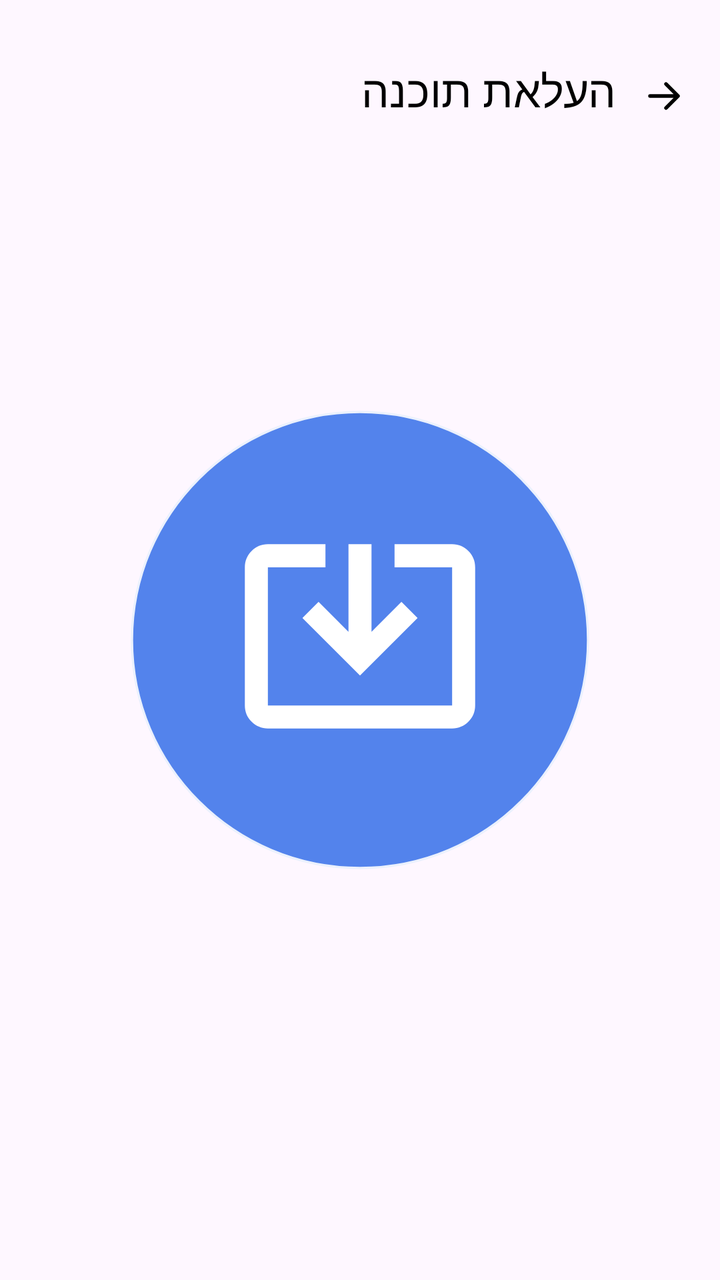
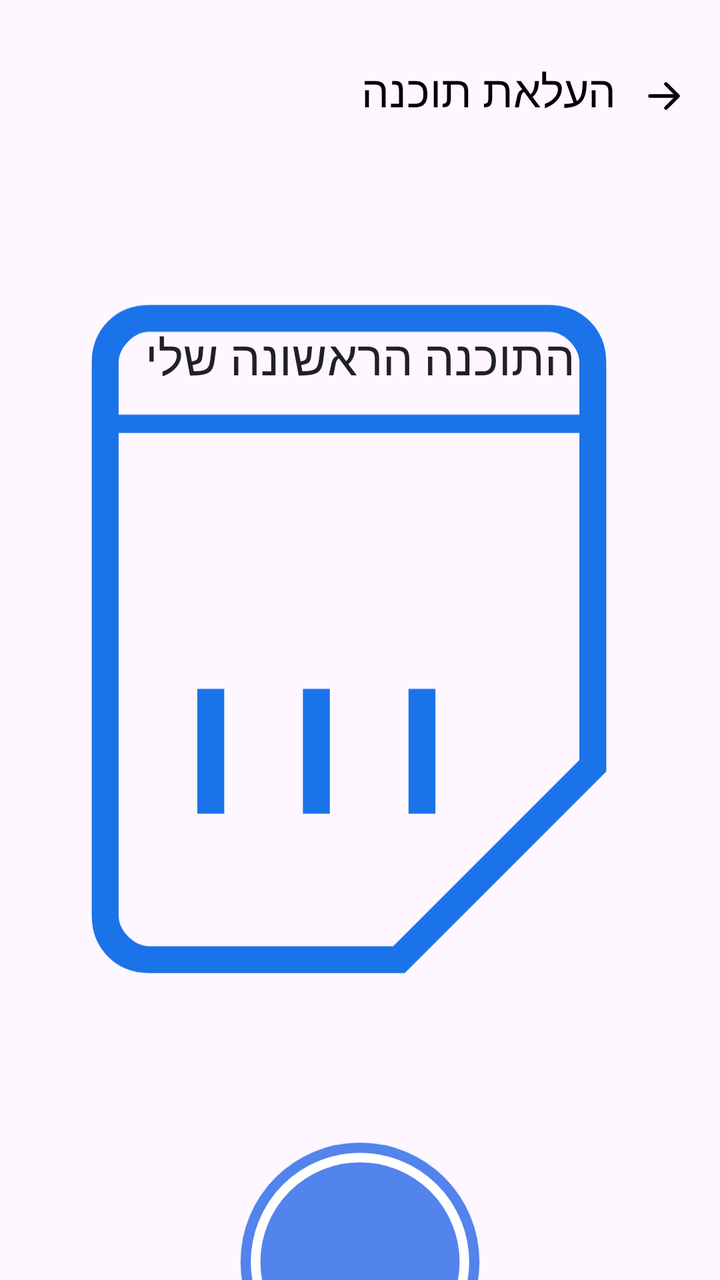

An Android layout rendered at two revisions. The XML below is the earlier revision; the diff shows what the commit changed to produce the second picture.
<!-- AndroidManifest.xml: application theme Theme.Devbox -->
<!-- res/layout/activity_uploader.xml -->
<?xml version="1.0" encoding="utf-8"?>
<androidx.constraintlayout.widget.ConstraintLayout xmlns:android="http://schemas.android.com/apk/res/android"
    android:layout_width="match_parent"
    android:layout_height="match_parent"
    xmlns:app="http://schemas.android.com/apk/res-auto">

    <ImageView
        android:id="@+id/btnBack"
        android:layout_width="wrap_content"
        android:layout_height="wrap_content"
        android:layout_marginTop="36dp"
        android:layout_marginRight="8dp"
        android:clickable="true"
        android:src="@drawable/ic_back"
        app:layout_constraintBottom_toBottomOf="@+id/textView"
        app:layout_constraintRight_toRightOf="parent"
        app:layout_constraintTop_toTopOf="parent" />


    <TextView
        android:id="@+id/textView"
        android:layout_width="wrap_content"
        android:layout_height="wrap_content"
        android:layout_marginTop="30dp"
        android:layout_marginRight="4dp"
        android:gravity="center_vertical"
        android:text="העלאת תוכנה"
        android:textColor="#000000"
        android:textSize="22sp"
        app:layout_constraintHorizontal_bias="1.0"
        app:layout_constraintLeft_toLeftOf="parent"
        app:layout_constraintRight_toLeftOf="@+id/btnBack"
        app:layout_constraintTop_toTopOf="parent" />

    <ImageView
        android:id="@+id/btUpload"
        android:layout_width="wrap_content"
        android:layout_height="wrap_content"
        android:clickable="true"
        android:focusable="true"
        android:src="@drawable/avd_upload_hold"
        app:layout_constraintBottom_toBottomOf="parent"
        app:layout_constraintEnd_toEndOf="parent"
        app:layout_constraintStart_toStartOf="parent"
        app:layout_constraintTop_toTopOf="parent" />

    <ViewFlipper
        android:layout_width="match_parent"
        android:layout_height="0dp"
        app:layout_constraintTop_toBottomOf="@+id/btnBack"/>
</androidx.constraintlayout.widget.ConstraintLayout>
<!-- resources referenced by this layout -->
<resources>
  <!-- unchanged entries left out for length: 5 -->
</resources>

<!-- the commit's change to res/layout/activity_uploader.xml (unified diff, before → after) -->
@@ -1,5 +1,6 @@
 <?xml version="1.0" encoding="utf-8"?>
 <androidx.constraintlayout.widget.ConstraintLayout xmlns:android="http://schemas.android.com/apk/res/android"
+    xmlns:tools="http://schemas.android.com/tools"
     android:layout_width="match_parent"
     android:layout_height="match_parent"
     xmlns:app="http://schemas.android.com/apk/res-auto">
@@ -32,20 +33,176 @@
         app:layout_constraintRight_toLeftOf="@+id/btnBack"
         app:layout_constraintTop_toTopOf="parent" />
 
-    <ImageView
-        android:id="@+id/btUpload"
-        android:layout_width="wrap_content"
-        android:layout_height="wrap_content"
-        android:clickable="true"
-        android:focusable="true"
-        android:src="@drawable/avd_upload_hold"
-        app:layout_constraintBottom_toBottomOf="parent"
-        app:layout_constraintEnd_toEndOf="parent"
-        app:layout_constraintStart_toStartOf="parent"
-        app:layout_constraintTop_toTopOf="parent" />
+
 
     <ViewFlipper
+        android:id="@+id/vfUploader"
         android:layout_width="match_parent"
         android:layout_height="0dp"
-        app:layout_constraintTop_toBottomOf="@+id/btnBack"/>
+        app:layout_constraintTop_toBottomOf="@+id/btnBack"
+        app:layout_constraintBottom_toBottomOf="parent">
+        
+        <androidx.constraintlayout.widget.ConstraintLayout
+            android:layout_width="match_parent"
+            android:layout_height="match_parent">
+
+            <ImageView
+                android:id="@+id/sd_card"
+                android:layout_width="wrap_content"
+                android:layout_height="wrap_content"
+                android:src="@drawable/ic_sd_card"
+                app:layout_constraintEnd_toEndOf="parent"
+                app:layout_constraintStart_toStartOf="parent"
+                app:layout_constraintTop_toTopOf="parent" />
+
+            <TextView
+                android:id="@+id/projectName"
+                android:layout_width="wrap_content"
+                android:layout_height="wrap_content"
+                android:fontFamily="@font/reisinger_michal"
+                android:text="התוכנה הראשונה שלי"
+                android:textSize="24sp"
+                android:textColor="@color/gray_900"
+                app:layout_constraintEnd_toEndOf="parent"
+                app:layout_constraintStart_toStartOf="parent"
+                app:layout_constraintTop_toTopOf="@+id/sd_card"
+                android:layout_marginTop="94dp"/>
+
+            <ImageView
+                android:id="@+id/imgloader"
+                android:layout_width="120dp"
+                android:layout_height="120dp"
+                android:src="@drawable/avd_upload_loader"
+                app:layout_constraintEnd_toEndOf="parent"
+                app:layout_constraintStart_toStartOf="parent"
+                app:layout_constraintTop_toBottomOf="@+id/sd_card" />
+            <TextView
+                android:id="@+id/tvLoaderText"
+                android:layout_width="wrap_content"
+                android:layout_height="wrap_content"
+                android:fontFamily="@font/reisinger_michal"
+                android:text="ממתין לחיבור הלוח..."
+                android:textSize="20sp"
+                android:textStyle="italic"
+                android:textColor="@color/gray_900"
+                app:layout_constraintEnd_toEndOf="parent"
+                app:layout_constraintStart_toStartOf="parent"
+                app:layout_constraintTop_toBottomOf="@+id/imgloader"
+                android:layout_marginTop="16dp"/>
+
+
+        </androidx.constraintlayout.widget.ConstraintLayout>
+        
+        <androidx.constraintlayout.widget.ConstraintLayout
+            android:layout_width="match_parent"
+            android:layout_height="match_parent"
+            android:id="@+id/clUploader3">
+            <Button
+                android:layout_width="match_parent"
+                android:layout_height="wrap_content"
+                android:id="@+id/btntest"
+                android:onClick="finishLoader"
+                app:layout_constraintEnd_toEndOf="parent"
+                app:layout_constraintStart_toStartOf="parent"
+                app:layout_constraintTop_toTopOf="parent"/>
+
+
+            <ImageView
+                android:id="@+id/btUpload"
+                android:layout_width="wrap_content"
+                android:layout_height="wrap_content"
+                android:clickable="true"
+                android:focusable="true"
+                android:src="@drawable/avd_upload_hold"
+                app:layout_constraintBottom_toBottomOf="parent"
+                app:layout_constraintEnd_toEndOf="parent"
+                app:layout_constraintStart_toStartOf="parent"
+                app:layout_constraintTop_toTopOf="parent"
+                app:layout_constraintVertical_bias="0.288" />
+
+            <TextView
+                android:id="@+id/tvUpload"
+                android:layout_width="wrap_content"
+                android:layout_height="wrap_content"
+                android:layout_marginTop="8dp"
+                app:layout_constraintEnd_toEndOf="parent"
+                app:layout_constraintStart_toStartOf="parent"
+                app:layout_constraintTop_toBottomOf="@+id/btUpload"
+                android:text="לחץ כדי להעלות"
+                android:textSize="36sp"
+                android:fontFamily="@font/reisinger_michal"
+                android:textColor="@color/gray_900"/>
+
+
+        </androidx.constraintlayout.widget.ConstraintLayout>
+        
+        <androidx.constraintlayout.widget.ConstraintLayout
+            android:id="@+id/clUploader4"
+            android:layout_width="match_parent"
+            android:layout_height="match_parent">
+            <ImageView
+                android:id="@+id/imgUploadFinish"
+                android:layout_width="wrap_content"
+                android:layout_height="wrap_content"
+                android:src="@drawable/ic_upload_finish_full"
+                app:layout_constraintBottom_toBottomOf="parent"
+                app:layout_constraintEnd_toEndOf="parent"
+                app:layout_constraintStart_toStartOf="parent"
+                app:layout_constraintTop_toTopOf="parent"
+                app:layout_constraintVertical_bias="0.288" />
+            <TextView
+                android:layout_width="wrap_content"
+                android:layout_height="wrap_content"
+                android:layout_marginTop="8dp"
+                app:layout_constraintEnd_toEndOf="parent"
+                app:layout_constraintStart_toStartOf="parent"
+                app:layout_constraintTop_toBottomOf="@+id/imgUploadFinish"
+                android:text="ההעלאה הושלמה"
+                android:textSize="36sp"
+                android:fontFamily="@font/reisinger_michal"
+                android:textColor="@color/gray_900"/>
+
+            <com.example.devbox.ui.DepthButton
+                android:id="@+id/btnToConsole"
+                android:layout_width="0dp"
+                android:layout_height="wrap_content"
+                android:layout_marginBottom="16dp"
+                android:fontFamily="@font/google_sans"
+                android:text="למסוף התוכנה"
+                android:textColor="@color/gray_900"
+                android:textSize="20sp"
+                android:textStyle="bold"
+                app:db_cornerRadius="14dp"
+                app:db_depth="6dp"
+                app:db_faceColor="@color/white_1000"
+                app:db_shadowColor="@color/green_500"
+                app:db_strokeColor="@color/green_500"
+                app:db_strokeWidth="2dp"
+                app:layout_constraintBottom_toTopOf="@+id/btnToHome"
+                app:layout_constraintEnd_toEndOf="@+id/btnToHome"
+                app:layout_constraintStart_toStartOf="@+id/btnToHome" />
+
+            <com.example.devbox.ui.DepthButton
+                android:id="@+id/btnToHome"
+                android:layout_width="wrap_content"
+                android:layout_height="wrap_content"
+                android:fontFamily="@font/google_sans"
+                android:text="חזרה למסך הבית"
+                android:textColor="@color/gray_900"
+                android:textSize="20sp"
+                android:textStyle="bold"
+                app:db_cornerRadius="14dp"
+                app:db_depth="6dp"
+                app:db_faceColor="@color/white_1000"
+                app:db_shadowColor="@color/red_500"
+                app:db_strokeColor="@color/red_500"
+                app:db_strokeWidth="2dp"
+                app:layout_constraintBottom_toBottomOf="parent"
+                app:layout_constraintEnd_toEndOf="parent"
+                app:layout_constraintStart_toStartOf="parent"
+                android:layout_marginBottom="64dp"/>
+        </androidx.constraintlayout.widget.ConstraintLayout>
+
+
+    </ViewFlipper>
 </androidx.constraintlayout.widget.ConstraintLayout>
<!-- resource entries referenced after the edit -->
@@ -1,5 +1,128 @@
 <!-- resources referenced by this layout -->
 <resources>
+  <color name="gray_900">#202124</color>
+  <color name="green_500">#58A65C</color>
+  <color name="red_500">#D85140</color>
+  <color name="white_1000">#FFFFFFFF</color>
+  <!-- drawable avd_upload_loader (drawable) -->
+  <?xml version="1.0" encoding="utf-8"?>
+  <animated-vector xmlns:android="http://schemas.android.com/apk/res/android"
+      android:drawable="@drawable/ic_upload_loader">
+      <target
+          android:animation="@animator/anim_ring_shrink"
+          android:name="ring_path"/>
+      <target
+          android:animation="@animator/anim_ring_spin"
+          android:name="ring_group"/>
+  
+  
+  </animated-vector>
+  <!-- drawable ic_sd_card (drawable) -->
+  <vector xmlns:android="http://schemas.android.com/apk/res/android"
+      android:width="393dp"
+      android:height="503dp"
+      android:viewportWidth="393"
+      android:viewportHeight="503">
+    <group>
+      <clip-path
+          android:pathData="M-61,0h503v503h-503z"/>
+      <path
+          android:pathData="M237.66,278.75L222.99,278.75L222.99,346.86L237.66,346.86L237.66,278.75ZM180.02,278.75L165.35,278.75L165.35,346.86L180.02,346.86L180.02,278.75ZM122.39,278.75L107.71,278.75L107.71,346.86L122.39,346.86L122.39,278.75ZM299.48,69.16C308.57,69.16 316.08,72.13 322.01,78.07C327.95,84.01 330.92,91.52 330.92,100.6L330.92,323.81L220.89,433.84L81.52,433.84C72.43,433.84 64.92,430.87 58.99,424.93C53.05,418.99 50.08,411.48 50.08,402.4L50.08,100.6C50.08,91.52 53.05,84.01 58.99,78.07C64.92,72.13 72.43,69.16 81.52,69.16L299.48,69.16ZM299.48,83.83L81.52,83.83C77.32,83.83 73.48,85.58 69.99,89.07C66.5,92.57 64.75,96.41 64.75,100.6L64.75,402.4C64.75,406.59 66.5,410.43 69.99,413.93C73.48,417.42 77.32,419.17 81.52,419.17L214.6,419.17L316.25,317.52L316.25,100.6C316.25,96.41 314.5,92.57 311.01,89.07C307.52,85.58 303.67,83.83 299.48,83.83ZM299.48,83.83L316.25,83.83L64.75,83.83L299.48,83.83Z"
+          android:fillColor="#1A73E8"/>
+      <path
+          android:pathData="M329,134L56,134"
+          android:strokeWidth="10"
+          android:fillColor="#00000000"
+          android:strokeColor="#1A73E8"/>
+    </group>
+  </vector>
+  <!-- drawable ic_upload_finish_full (drawable) -->
+  <?xml version="1.0" encoding="utf-8"?>
+  <vector xmlns:android="http://schemas.android.com/apk/res/android"
+      android:width="240dp"
+      android:height="240dp"
+      android:viewportHeight="100"
+      android:viewportWidth="100">
+  
+      
+      <group
+          android:name="root_group"
+          android:pivotX="50"
+          android:pivotY="50"
+          android:scaleX="1"
+          android:scaleY="1">
+  
+          <path
+              android:pathData="M100 50C100 77.6142 77.6142 100 50 100C22.3858 100 0 77.6142 0 50C0 22.3858 22.3858 0 50 0C77.6142 0 100 22.3858 100 50Z"
+              android:fillColor="@color/blue_500"
+              android:strokeWidth="0.5"
+              android:strokeColor="@color/blue_100"/>
+          
+          <group
+              android:name="check_group"
+              android:pivotX="50"
+              android:pivotY="50"
+              android:translateX="26"
+              android:translateY="29">
+              <path
+                  android:name="check_path"
+                  android:pathData="M1.78,19.001L19.28,36.755L53.78,1.755"
+                  android:strokeWidth="5"
+                  android:fillColor="#00000000"
+                  android:strokeColor="#ffffff"
+                  android:trimPathEnd="1"/>
+          </group>
+  
+  
+  
+      </group>
+  
+  
+  </vector>
+  <!-- drawable ic_upload_loader (drawable) -->
+  <?xml version="1.0" encoding="utf-8"?>
+  <vector xmlns:android="http://schemas.android.com/apk/res/android"
+      android:width="240dp"
+      android:height="240dp"
+      android:viewportHeight="100"
+      android:viewportWidth="100">
+  
+      
+      <group
+          android:name="root_group"
+          android:pivotX="50"
+          android:pivotY="50">
+  
+          <path
+              android:pathData="M100 50C100 77.6142 77.6142 100 50 100C22.3858 100 0 77.6142 0 50C0 22.3858 22.3858 0 50 0C77.6142 0 100 22.3858 100 50Z"
+              android:fillColor="@color/blue_500"
+              android:strokeWidth="0.5"
+              android:strokeColor="@color/blue_100"/>
+  
+          
+          <group
+              android:name="ring_group"
+              android:translateX="5"
+              android:translateY="5"
+              android:pivotX="45"
+              android:pivotY="45">
+              
+              <path
+                  android:name="ring_path"
+                  android:pathData="M45,45m-43.5,0a43.5,43.5 0,1 1,87 0a43.5,43.5 0,1 1,-87 0"
+                  android:strokeColor="@color/white_1000"
+                  android:strokeWidth="4"
+                  android:strokeLineCap="round"
+                  android:trimPathEnd="1"
+                  />
+          </group>
+  
+      </group>
+  
+  
+  </vector>
+  <color name="blue_500">#5383EC</color>
+  <color name="blue_100">#EBF1FD</color>
   <!-- unchanged entries left out for length: 5 -->
 </resources>
 
